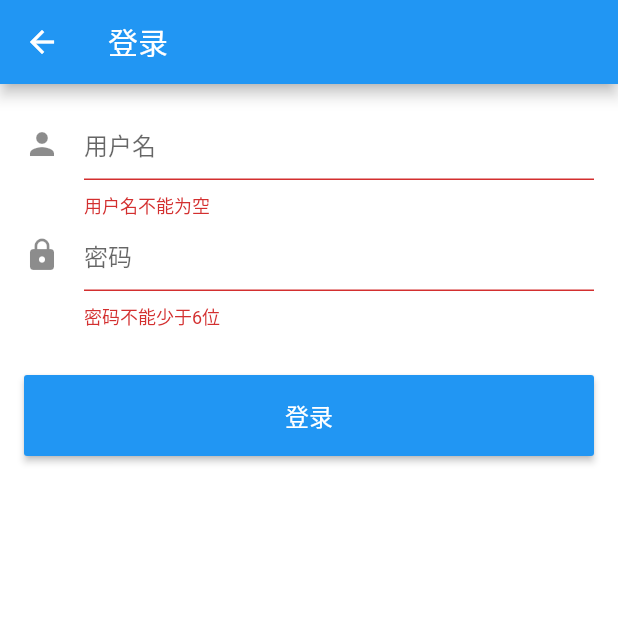
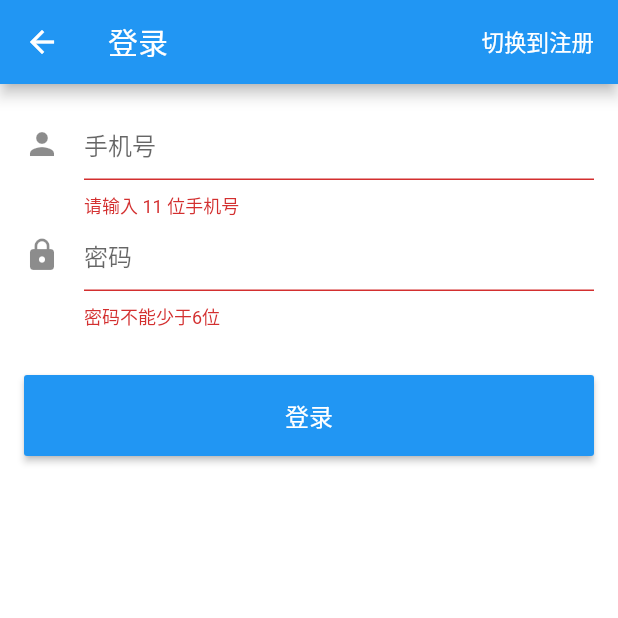
Before and after one commit to forbidden-game/hello_books, a Flutter app: the LoginPage screen opened by its route, on a phone screen of 412 x 824 dp, the top half of it. Run offline on Flutter 3.47's test engine with Material 2 defaults, Android fonts, the phone set to English and light mode, and no system bars; our stand-ins replace cached_network_image, extended_image, fluttertoast, image_picker, shared_preferences; missing offline and left inert: data_plugin; accounts and stored records are empty; network calls fail.

Commit message:
添加注册功能

```diff
--- a/lib/pages/login_page.dart
+++ b/lib/pages/login_page.dart
@@ -1,4 +1,5 @@
 import 'package:flutter/material.dart';
+import 'package:flutter/services.dart';
 import 'package:hellobooks/constant/constants.dart';
 import 'package:hellobooks/helper/user_helper.dart';
 import 'package:hellobooks/service/service.dart';
@@ -10,19 +11,35 @@ class LoginPage extends StatefulWidget {
 }
 
 class _LoginPageState extends State<LoginPage> {
+  bool loginMode = true; // 标记是登录模式还是注册模式
   @override
   Widget build(BuildContext context) {
     return Scaffold(
       appBar: AppBar(
-        title: Text("登录"),
+        title: Text(loginMode ? "登录" : "注册"),
+        actions: <Widget>[
+          FlatButton(
+            onPressed: () {
+              setState(() {
+                loginMode = !loginMode;
+              });
+            },
+            child: Text(
+              loginMode ? "切换到注册" : "切换到登录",
+              style: TextStyle(color: Colors.white, fontSize: 15.0),
+            ),
+          ),
+        ],
       ),
       body: Container(
         color: Colors.white,
         alignment: Alignment.center,
         padding: const EdgeInsets.all(BookPadding.pagePadding),
         child: Container(
-          child: _LoginFormWidget((userName, password) {
-            _login(userName, password);
+          child: _LoginFormWidget(loginMode, (userName, password) {
+            loginMode
+                ? _login(userName, password)
+                : _register(userName, password);
           }),
         ),
       ),
@@ -41,6 +58,18 @@ class _LoginPageState extends State<LoginPage> {
       BookToast.toast("登录失败 ${e.toString()}");
     }
   }
+
+  Future<void> _register(String userName, String password) async {
+    var server = UserServer();
+    try {
+      var bmobUser = await server.register(userName, password);
+      var user = await server.getUser(bmobUser.objectId);
+      await UserHelper.saveUser(user);
+      Navigator.pop<bool>(context, true);
+    } catch (e) {
+      BookToast.toast("注册失败 ${e.toString()}");
+    }
+  }
 }
 
 /// 登录表单
@@ -49,8 +78,9 @@ class _LoginFormWidget extends StatelessWidget {
   final TextEditingController pwdController = TextEditingController();
   final GlobalKey formKey = GlobalKey<FormState>();
   final Function(String, String) onLoginClick;
+  final bool loginMode; // 标记是登录模式还是注册模式
 
-  _LoginFormWidget(this.onLoginClick);
+  _LoginFormWidget(this.loginMode, this.onLoginClick);
 
   @override
   Widget build(BuildContext context) {
@@ -66,14 +96,15 @@ class _LoginFormWidget extends StatelessWidget {
               keyboardType: TextInputType.number,
               //键盘回车键的样式
               textInputAction: TextInputAction.next,
+              inputFormatters: [WhitelistingTextInputFormatter.digitsOnly],
               controller: nameController,
               decoration: InputDecoration(
-                hintText: "用户名",
+                hintText: "手机号",
                 icon: Icon(Icons.person),
               ),
               // 校验用户名
               validator: (v) {
-                return v.trim().length > 0 ? null : "用户名不能为空";
+                return v.trim().length == 11 ? null : "请输入 11 位手机号";
               }),
           TextFormField(
               autofocus: false,
@@ -95,7 +126,10 @@ class _LoginFormWidget extends StatelessWidget {
                 Expanded(
                   child: RaisedButton(
                     padding: EdgeInsets.all(15.0),
-                    child: Text("登录", style: TextStyle(fontSize: 16.0)),
+                    child: Text(
+                      loginMode ? "登录" : "注册",
+                      style: TextStyle(fontSize: 16.0),
+                    ),
                     color: Theme.of(context).primaryColor,
                     textColor: Colors.white,
                     onPressed: () {
```
Also changed, not shown: lib/service/service.dart (+9 -0 lines).
